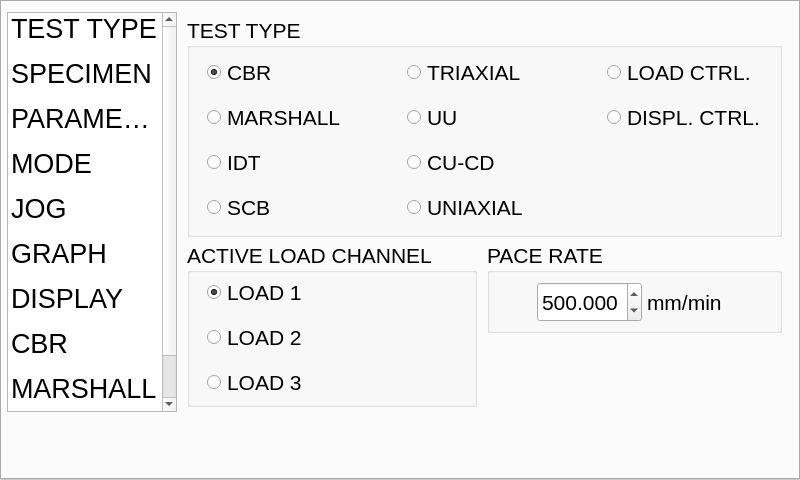
The window that dc_motor_pc.ui (ahmetcihan/pendulum_controller) describes before a commit, drawn with Qt 5.
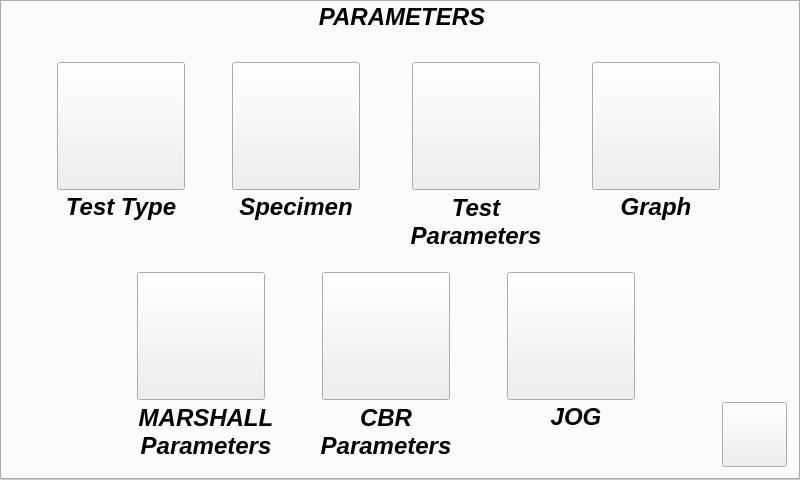
The same window after the commit. The open tabs and pages were chosen to show the change.

Commit message: parameters tab is ok

Patch:
```diff
--- a/dc_motor_pc.ui
+++ b/dc_motor_pc.ui
@@ -60,7 +60,7 @@
 </string>
     </property>
     <property name="currentIndex">
-     <number>6</number>
+     <number>2</number>
     </property>
     <property name="iconSize">
      <size>
@@ -1121,6 +1121,24 @@
        </rect>
       </property>
      </widget>
+     <widget class="QPushButton" name="pushButton_go_main_screen">
+      <property name="geometry">
+       <rect>
+        <x>680</x>
+        <y>420</y>
+        <width>65</width>
+        <height>65</height>
+       </rect>
+      </property>
+      <property name="font">
+       <font>
+        <pointsize>13</pointsize>
+       </font>
+      </property>
+      <property name="text">
+       <string/>
+      </property>
+     </widget>
     </widget>
     <widget class="QWidget" name="tab_main_parameters">
      <attribute name="title">
@@ -1129,10 +1147,10 @@
      <widget class="QTabWidget" name="tabWidget_parameters">
       <property name="geometry">
        <rect>
-        <x>175</x>
-        <y>10</y>
-        <width>615</width>
-        <height>400</height>
+        <x>0</x>
+        <y>0</y>
+        <width>800</width>
+        <height>480</height>
        </rect>
       </property>
       <property name="styleSheet">
@@ -1142,6 +1160,364 @@
       <property name="tabPosition">
        <enum>QTabWidget::West</enum>
       </property>
+      <widget class="QWidget" name="tab_parameters_main">
+       <attribute name="title">
+        <string>Page</string>
+       </attribute>
+       <widget class="QLabel" name="label_main_14">
+        <property name="geometry">
+         <rect>
+          <x>220</x>
+          <y>190</y>
+          <width>148</width>
+          <height>30</height>
+         </rect>
+        </property>
+        <property name="font">
+         <font>
+          <family>Ubuntu</family>
+          <pointsize>18</pointsize>
+          <weight>75</weight>
+          <italic>true</italic>
+          <bold>true</bold>
+         </font>
+        </property>
+        <property name="styleSheet">
+         <string notr="true">border-color: rgba(255, 255, 255, 0);</string>
+        </property>
+        <property name="text">
+         <string>Specimen</string>
+        </property>
+        <property name="alignment">
+         <set>Qt::AlignCenter</set>
+        </property>
+       </widget>
+       <widget class="QLabel" name="label_main_26">
+        <property name="geometry">
+         <rect>
+          <x>250</x>
+          <y>0</y>
+          <width>300</width>
+          <height>30</height>
+         </rect>
+        </property>
+        <property name="font">
+         <font>
+          <family>Ubuntu</family>
+          <pointsize>18</pointsize>
+          <weight>75</weight>
+          <italic>true</italic>
+          <bold>true</bold>
+         </font>
+        </property>
+        <property name="styleSheet">
+         <string notr="true">border-color: rgba(255, 255, 255, 0);</string>
+        </property>
+        <property name="text">
+         <string>PARAMETERS</string>
+        </property>
+        <property name="alignment">
+         <set>Qt::AlignCenter</set>
+        </property>
+       </widget>
+       <widget class="QPushButton" name="pushButton_parameters_graph">
+        <property name="geometry">
+         <rect>
+          <x>590</x>
+          <y>60</y>
+          <width>128</width>
+          <height>128</height>
+         </rect>
+        </property>
+        <property name="font">
+         <font>
+          <pointsize>16</pointsize>
+         </font>
+        </property>
+        <property name="text">
+         <string/>
+        </property>
+       </widget>
+       <widget class="QPushButton" name="pushButton_parameters_specimen">
+        <property name="geometry">
+         <rect>
+          <x>230</x>
+          <y>60</y>
+          <width>128</width>
+          <height>128</height>
+         </rect>
+        </property>
+        <property name="font">
+         <font>
+          <pointsize>16</pointsize>
+         </font>
+        </property>
+        <property name="text">
+         <string/>
+        </property>
+       </widget>
+       <widget class="QLabel" name="label_main_16">
+        <property name="geometry">
+         <rect>
+          <x>580</x>
+          <y>190</y>
+          <width>148</width>
+          <height>30</height>
+         </rect>
+        </property>
+        <property name="font">
+         <font>
+          <family>Ubuntu</family>
+          <pointsize>18</pointsize>
+          <weight>75</weight>
+          <italic>true</italic>
+          <bold>true</bold>
+         </font>
+        </property>
+        <property name="styleSheet">
+         <string notr="true">border-color: rgba(255, 255, 255, 0);</string>
+        </property>
+        <property name="text">
+         <string>Graph</string>
+        </property>
+        <property name="alignment">
+         <set>Qt::AlignCenter</set>
+        </property>
+       </widget>
+       <widget class="QLabel" name="label_main_13">
+        <property name="geometry">
+         <rect>
+          <x>30</x>
+          <y>190</y>
+          <width>178</width>
+          <height>30</height>
+         </rect>
+        </property>
+        <property name="font">
+         <font>
+          <family>Ubuntu</family>
+          <pointsize>18</pointsize>
+          <weight>75</weight>
+          <italic>true</italic>
+          <bold>true</bold>
+         </font>
+        </property>
+        <property name="styleSheet">
+         <string notr="true">border-color: rgba(255, 255, 255, 0);</string>
+        </property>
+        <property name="text">
+         <string>Test Type</string>
+        </property>
+        <property name="alignment">
+         <set>Qt::AlignCenter</set>
+        </property>
+       </widget>
+       <widget class="QLabel" name="label_main_15">
+        <property name="geometry">
+         <rect>
+          <x>400</x>
+          <y>190</y>
+          <width>148</width>
+          <height>60</height>
+         </rect>
+        </property>
+        <property name="font">
+         <font>
+          <family>Ubuntu</family>
+          <pointsize>18</pointsize>
+          <weight>75</weight>
+          <italic>true</italic>
+          <bold>true</bold>
+         </font>
+        </property>
+        <property name="styleSheet">
+         <string notr="true">border-color: rgba(255, 255, 255, 0);</string>
+        </property>
+        <property name="text">
+         <string>Test
+Parameters</string>
+        </property>
+        <property name="alignment">
+         <set>Qt::AlignCenter</set>
+        </property>
+       </widget>
+       <widget class="QPushButton" name="pushButton_parameters_test_type">
+        <property name="geometry">
+         <rect>
+          <x>55</x>
+          <y>60</y>
+          <width>128</width>
+          <height>128</height>
+         </rect>
+        </property>
+        <property name="font">
+         <font>
+          <pointsize>16</pointsize>
+         </font>
+        </property>
+        <property name="text">
+         <string/>
+        </property>
+       </widget>
+       <widget class="QPushButton" name="pushButton_parameters_test_parameters">
+        <property name="geometry">
+         <rect>
+          <x>410</x>
+          <y>60</y>
+          <width>128</width>
+          <height>128</height>
+         </rect>
+        </property>
+        <property name="font">
+         <font>
+          <pointsize>16</pointsize>
+         </font>
+        </property>
+        <property name="text">
+         <string/>
+        </property>
+       </widget>
+       <widget class="QPushButton" name="pushButton_parameters_jog">
+        <property name="geometry">
+         <rect>
+          <x>505</x>
+          <y>270</y>
+          <width>128</width>
+          <height>128</height>
+         </rect>
+        </property>
+        <property name="font">
+         <font>
+          <pointsize>16</pointsize>
+         </font>
+        </property>
+        <property name="text">
+         <string/>
+        </property>
+       </widget>
+       <widget class="QLabel" name="label_main_17">
+        <property name="geometry">
+         <rect>
+          <x>500</x>
+          <y>400</y>
+          <width>148</width>
+          <height>30</height>
+         </rect>
+        </property>
+        <property name="font">
+         <font>
+          <family>Ubuntu</family>
+          <pointsize>18</pointsize>
+          <weight>75</weight>
+          <italic>true</italic>
+          <bold>true</bold>
+         </font>
+        </property>
+        <property name="styleSheet">
+         <string notr="true">border-color: rgba(255, 255, 255, 0);</string>
+        </property>
+        <property name="text">
+         <string>JOG</string>
+        </property>
+        <property name="alignment">
+         <set>Qt::AlignCenter</set>
+        </property>
+       </widget>
+       <widget class="QLabel" name="label_main_28">
+        <property name="geometry">
+         <rect>
+          <x>310</x>
+          <y>400</y>
+          <width>148</width>
+          <height>60</height>
+         </rect>
+        </property>
+        <property name="font">
+         <font>
+          <family>Ubuntu</family>
+          <pointsize>18</pointsize>
+          <weight>75</weight>
+          <italic>true</italic>
+          <bold>true</bold>
+         </font>
+        </property>
+        <property name="styleSheet">
+         <string notr="true">border-color: rgba(255, 255, 255, 0);</string>
+        </property>
+        <property name="text">
+         <string>CBR
+Parameters</string>
+        </property>
+        <property name="alignment">
+         <set>Qt::AlignCenter</set>
+        </property>
+       </widget>
+       <widget class="QPushButton" name="pushButton_parameters_cbr_parameters">
+        <property name="geometry">
+         <rect>
+          <x>320</x>
+          <y>270</y>
+          <width>128</width>
+          <height>128</height>
+         </rect>
+        </property>
+        <property name="font">
+         <font>
+          <pointsize>16</pointsize>
+         </font>
+        </property>
+        <property name="text">
+         <string/>
+        </property>
+       </widget>
+       <widget class="QPushButton" name="pushButton_parameters_marshall_parameters">
+        <property name="geometry">
+         <rect>
+          <x>135</x>
+          <y>270</y>
+          <width>128</width>
+          <height>128</height>
+         </rect>
+        </property>
+        <property name="font">
+         <font>
+          <pointsize>16</pointsize>
+         </font>
+        </property>
+        <property name="text">
+         <string/>
+        </property>
+       </widget>
+       <widget class="QLabel" name="label_main_29">
+        <property name="geometry">
+         <rect>
+          <x>130</x>
+          <y>400</y>
+          <width>148</width>
+          <height>60</height>
+         </rect>
+        </property>
+        <property name="font">
+         <font>
+          <family>Ubuntu</family>
+          <pointsize>18</pointsize>
+          <weight>75</weight>
+          <italic>true</italic>
+          <bold>true</bold>
+         </font>
+        </property>
+        <property name="styleSheet">
+         <string notr="true">border-color: rgba(255, 255, 255, 0);</string>
+        </property>
+        <property name="text">
+         <string>MARSHALL
+Parameters</string>
+        </property>
+        <property name="alignment">
+         <set>Qt::AlignCenter</set>
+        </property>
+       </widget>
+      </widget>
       <widget class="QWidget" name="tab_test_type">
        <attribute name="title">
         <string>Tab 1</string>
@@ -2595,15 +2971,10 @@
          <double>1.000000000000000</double>
         </property>
        </widget>
-      </widget>
-      <widget class="QWidget" name="tab_mode">
-       <attribute name="title">
-        <string>Page</string>
-       </attribute>
        <widget class="QGroupBox" name="groupBox_14">
         <property name="geometry">
          <rect>
-          <x>10</x>
+          <x>490</x>
           <y>175</y>
           <width>292</width>
           <height>220</height>
@@ -2757,7 +3128,7 @@
        <widget class="QGroupBox" name="groupBox_control_mode">
         <property name="geometry">
          <rect>
-          <x>10</x>
+          <x>490</x>
           <y>10</y>
           <width>292</width>
           <height>155</height>
@@ -3704,10 +4075,10 @@
          </font>
         </property>
         <property name="styleSheet">
-         <string notr="true">QTabBar::tab { width: 306px; height: 50px}</string>
+         <string notr="true">QTabBar::tab { width: 202px; height: 50px}</string>
         </property>
         <property name="currentIndex">
-         <number>1</number>
+         <number>2</number>
         </property>
         <widget class="QWidget" name="tab_34">
          <attribute name="title">
@@ -4185,17 +4556,15 @@
           </widget>
          </widget>
         </widget>
-       </widget>
-      </widget>
-      <widget class="QWidget" name="tab_display">
+        <widget class="QWidget" name="tab_3">
        <attribute name="title">
-        <string>Page</string>
+          <string>DP</string>
        </attribute>
        <widget class="QGroupBox" name="groupBox_10">
         <property name="geometry">
          <rect>
           <x>10</x>
-          <y>10</y>
+            <y>20</y>
           <width>601</width>
           <height>300</height>
          </rect>
@@ -4497,6 +4866,8 @@
         </widget>
        </widget>
       </widget>
+       </widget>
+      </widget>
       <widget class="QWidget" name="tab_cbr">
        <attribute name="title">
         <string>Page</string>
@@ -7795,74 +8166,23 @@
        </widget>
       </widget>
      </widget>
-     <widget class="QListWidget" name="listWidget_parameters">
+     <widget class="QPushButton" name="pushButton_go_parameters_screen">
       <property name="geometry">
        <rect>
-        <x>5</x>
-        <y>10</y>
-        <width>170</width>
-        <height>400</height>
+        <x>720</x>
+        <y>400</y>
+        <width>65</width>
+        <height>65</height>
        </rect>
       </property>
       <property name="font">
        <font>
-        <pointsize>20</pointsize>
+        <pointsize>13</pointsize>
        </font>
       </property>
-      <property name="gridSize">
-       <size>
-        <width>0</width>
-        <height>45</height>
-       </size>
-      </property>
-      <property name="currentRow">
-       <number>-1</number>
-      </property>
-      <item>
        <property name="text">
-        <string>TEST TYPE</string>
-       </property>
-      </item>
-      <item>
-       <property name="text">
-        <string>SPECIMEN</string>
-       </property>
-      </item>
-      <item>
-       <property name="text">
-        <string>PARAMETERS</string>
-       </property>
-      </item>
-      <item>
-       <property name="text">
-        <string>MODE</string>
-       </property>
-      </item>
-      <item>
-       <property name="text">
-        <string>JOG</string>
-       </property>
-      </item>
-      <item>
-       <property name="text">
-        <string>GRAPH</string>
-       </property>
-      </item>
-      <item>
-       <property name="text">
-        <string>DISPLAY</string>
-       </property>
-      </item>
-      <item>
-       <property name="text">
-        <string>CBR</string>
-       </property>
-      </item>
-      <item>
-       <property name="text">
-        <string>MARSHALL</string>
-       </property>
-      </item>
+       <string/>
+      </property>
      </widget>
     </widget>
     <widget class="QWidget" name="tab_main_results">
```
Lines whose indentation alone changed are shown as unchanged. The commit also changes 12 other files.
